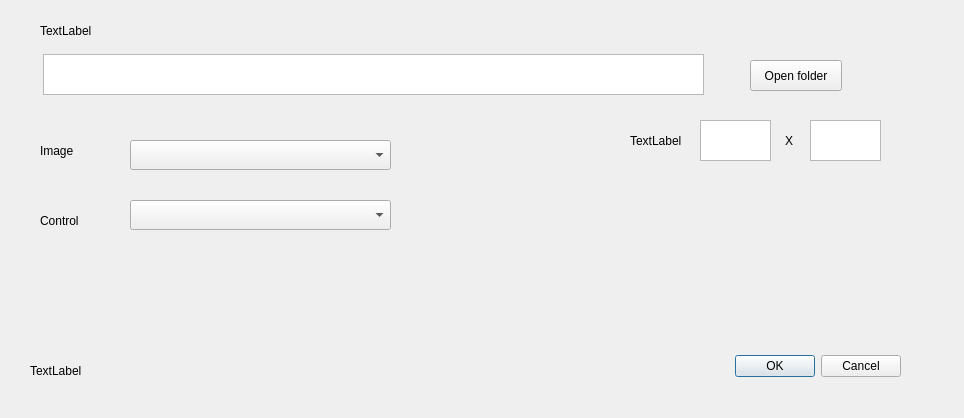
The window that config.ui (mesterhazi/PictureViewer) describes before a commit, drawn with Qt 5.
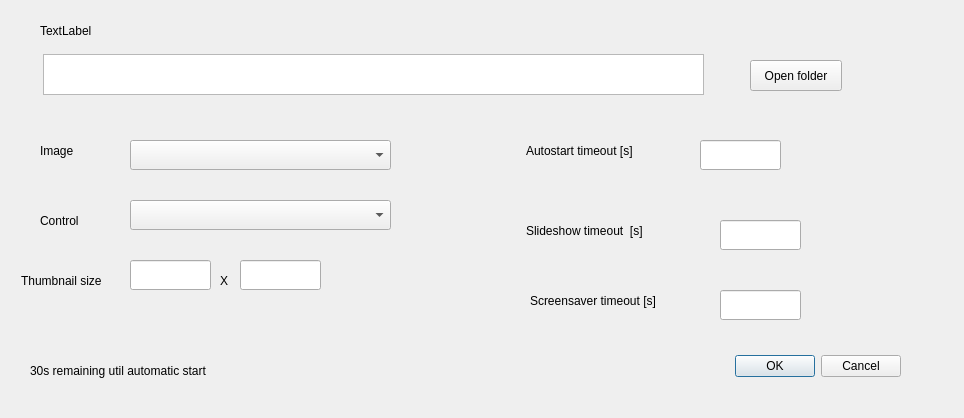
The same window after the commit.

Commit message: changed plainTextEdits to lineEdits

The edit to the form file:
```diff
--- a/config.ui
+++ b/config.ui
@@ -71,14 +71,14 @@
   <widget class="QLabel" name="label_4">
    <property name="geometry">
     <rect>
-     <x>630</x>
-     <y>130</y>
-     <width>67</width>
+     <x>21</x>
+     <y>270</y>
+     <width>111</width>
      <height>22</height>
     </rect>
    </property>
    <property name="text">
-    <string>TextLabel</string>
+    <string>Thumbnail size</string>
    </property>
   </widget>
   <widget class="QLabel" name="label_AutoLoadCounter">
@@ -91,7 +91,7 @@
     </rect>
    </property>
    <property name="text">
-    <string>TextLabel</string>
+    <string>30s remaining util automatic start</string>
    </property>
   </widget>
   <widget class="QPlainTextEdit" name="textEdit_FolderDir">
@@ -104,26 +104,6 @@
     </rect>
    </property>
   </widget>
-  <widget class="QPlainTextEdit" name="textEdit_ThumbnailWidth">
-   <property name="geometry">
-    <rect>
-     <x>700</x>
-     <y>120</y>
-     <width>71</width>
-     <height>41</height>
-    </rect>
-   </property>
-  </widget>
-  <widget class="QPlainTextEdit" name="textEdit_ThumbnailHeight">
-   <property name="geometry">
-    <rect>
-     <x>810</x>
-     <y>120</y>
-     <width>71</width>
-     <height>41</height>
-    </rect>
-   </property>
-  </widget>
   <widget class="QPushButton" name="button_FolderSelect">
    <property name="geometry">
     <rect>
@@ -140,8 +120,8 @@
   <widget class="QLabel" name="label_5">
    <property name="geometry">
     <rect>
-     <x>785</x>
-     <y>130</y>
+     <x>220</x>
+     <y>270</y>
      <width>21</width>
      <height>22</height>
     </rect>
@@ -170,6 +150,95 @@
     </rect>
    </property>
   </widget>
+  <widget class="QLabel" name="label_6">
+   <property name="geometry">
+    <rect>
+     <x>526</x>
+     <y>140</y>
+     <width>151</width>
+     <height>22</height>
+    </rect>
+   </property>
+   <property name="text">
+    <string>Autostart timeout [s]</string>
+   </property>
+  </widget>
+  <widget class="QLabel" name="label_7">
+   <property name="geometry">
+    <rect>
+     <x>526</x>
+     <y>220</y>
+     <width>161</width>
+     <height>22</height>
+    </rect>
+   </property>
+   <property name="text">
+    <string>Slideshow timeout  [s]</string>
+   </property>
+  </widget>
+  <widget class="QLabel" name="label_8">
+   <property name="geometry">
+    <rect>
+     <x>530</x>
+     <y>290</y>
+     <width>171</width>
+     <height>22</height>
+    </rect>
+   </property>
+   <property name="text">
+    <string>Screensaver timeout [s]</string>
+   </property>
+  </widget>
+  <widget class="QLineEdit" name="lineEdit_AutoStartTimeout">
+   <property name="geometry">
+    <rect>
+     <x>700</x>
+     <y>140</y>
+     <width>81</width>
+     <height>30</height>
+    </rect>
+   </property>
+  </widget>
+  <widget class="QLineEdit" name="lineEdit_ScreensaverTimeout">
+   <property name="geometry">
+    <rect>
+     <x>720</x>
+     <y>290</y>
+     <width>81</width>
+     <height>30</height>
+    </rect>
+   </property>
+  </widget>
+  <widget class="QLineEdit" name="lineEdit_SlideshowTimeout">
+   <property name="geometry">
+    <rect>
+     <x>720</x>
+     <y>220</y>
+     <width>81</width>
+     <height>30</height>
+    </rect>
+   </property>
+  </widget>
+  <widget class="QLineEdit" name="lineEdit_ThumbnailHeight">
+   <property name="geometry">
+    <rect>
+     <x>240</x>
+     <y>260</y>
+     <width>81</width>
+     <height>30</height>
+    </rect>
+   </property>
+  </widget>
+  <widget class="QLineEdit" name="lineEdit_ThumbnailWidth">
+   <property name="geometry">
+    <rect>
+     <x>130</x>
+     <y>260</y>
+     <width>81</width>
+     <height>30</height>
+    </rect>
+   </property>
+  </widget>
  </widget>
  <resources/>
  <connections>
```
The commit also changes 2 other files.
